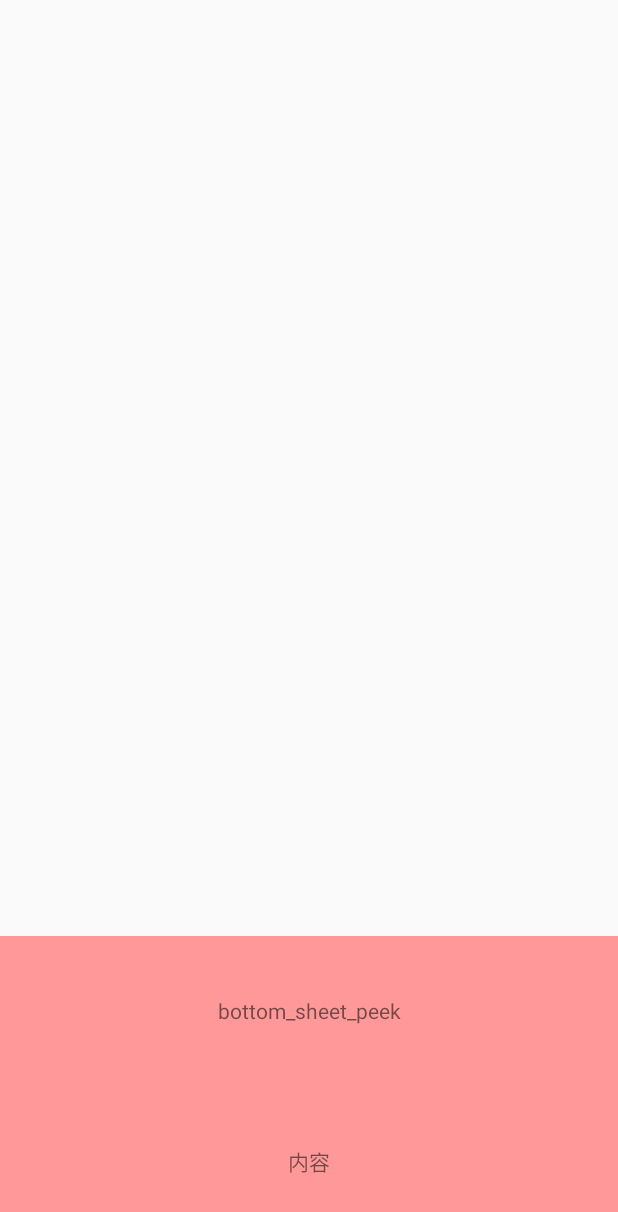
After one commit to zhao2017/DragContentLayout, an Android app: the BottomSheetDemoActivity screen opened directly, with no data from a screen before it, on a phone screen of 412 x 824 dp. The commit adds this screen. Shown: the top 1212 px of the screen. Run offline under Robolectric (Android 15) with nearby library versions, the phone set to English and light mode, and no system bars; our stand-ins replace ButterKnife; 1 statement that could not run was skipped.

Commit message:
Android Bottom Sheet

```diff
--- a/app/build.gradle
+++ b/app/build.gradle
@@ -21,8 +21,13 @@ android {
 dependencies {
     implementation fileTree(dir: 'libs', include: ['*.jar'])
     implementation 'com.android.support:appcompat-v7:28.0.0'
+    implementation 'com.android.support:design:28.0.0'
     implementation 'com.android.support.constraint:constraint-layout:1.1.3'
     testImplementation 'junit:junit:4.12'
     androidTestImplementation 'com.android.support.test:runner:1.0.2'
     androidTestImplementation 'com.android.support.test.espresso:espresso-core:3.0.2'
+    //ButterKnife
+    implementation 'com.jakewharton:butterknife:8.8.1'
+
+    annotationProcessor 'com.jakewharton:butterknife-compiler:8.8.1'
 }
--- a/app/src/main/AndroidManifest.xml
+++ b/app/src/main/AndroidManifest.xml
@@ -16,6 +16,7 @@
                 <category android:name="android.intent.category.LAUNCHER" />
             </intent-filter>
         </activity>
+        <activity android:name=".BottomSheetDemoActivity"/>
     </application>
 
 </manifest>
--- /dev/null
+++ b/app/src/main/java/test/com/zh/dragcontentlayout/BottomSheetDemoActivity.java
@@ -0,0 +1,126 @@
+package test.com.zh.dragcontentlayout;
+
+import android.app.Activity;
+import android.content.Context;
+import android.content.Intent;
+import android.os.Bundle;
+import android.support.annotation.NonNull;
+import android.support.design.widget.BottomSheetBehavior;
+import android.support.v7.widget.LinearLayoutManager;
+import android.support.v7.widget.RecyclerView;
+import android.util.Log;
+import android.view.View;
+import android.view.ViewGroup;
+import android.widget.LinearLayout;
+import android.widget.TextView;
+
+import java.util.ArrayList;
+import java.util.List;
+
+import butterknife.BindView;
+import butterknife.ButterKnife;
+
+/**
+ * 创建日期：2019/4/1
+ * 描述:
+ *
+ * @author: zhaoh
+ */
+public class BottomSheetDemoActivity extends Activity {
+
+    private static final String TAG = BottomSheetDemoActivity.class.getSimpleName();
+    @BindView(R.id.recycerview)
+    RecyclerView recycerview;
+    @BindView(R.id.ll_bottom_sheet)
+    LinearLayout llBottomSheet;
+
+    private List<String> mList = new ArrayList<>();
+
+    public static void navToActivity(Context context) {
+        Intent intent = new Intent(context, BottomSheetDemoActivity.class);
+        context.startActivity(intent);
+    }
+
+    @Override
+    protected void onCreate(Bundle savedInstanceState) {
+        super.onCreate(savedInstanceState);
+        setContentView(R.layout.activity_two);
+        ButterKnife.bind(this);
+        initData();
+        initBottomSheet();
+        initView();
+    }
+
+    private void initData() {
+        for (int i = 0; i < 20; i++) {
+            mList.add("测试数据" + i);
+        }
+    }
+
+    private void initView() {
+        MyAdapter myAdapter = new MyAdapter(this,mList);
+        recycerview.setLayoutManager(new LinearLayoutManager(BottomSheetDemoActivity.this));
+        recycerview.setAdapter(myAdapter);
+    }
+
+    class MyAdapter extends RecyclerView.Adapter<MyAdapter.MyViewHolder> {
+
+        private Context mContext;
+        private List<String> mList;
+
+        public MyAdapter(Context context, List<String> list) {
+            this.mContext = context;
+            this.mList = list;
+        }
+
+        @Override
+        public MyViewHolder onCreateViewHolder(@NonNull ViewGroup viewGroup, int i) {
+            View inflate = View.inflate(mContext, R.layout.layout_item, null);
+            MyViewHolder myViewHolder = new MyViewHolder(inflate);
+            return myViewHolder;
+        }
+
+        @Override
+        public void onBindViewHolder(@NonNull MyViewHolder holder, int i) {
+            holder.tvConent.setText(mList.get(i));
+        }
+
+        @Override
+        public int getItemCount() {
+            return mList.size();
+        }
+        class MyViewHolder extends RecyclerView.ViewHolder {
+            private TextView tvConent;
+            public MyViewHolder(View itemView) {
+                super(itemView);
+                tvConent = itemView.findViewById(R.id.tv_content);
+            }
+        }
+    }
+
+
+    private void initBottomSheet() {
+        LinearLayout view = findViewById(R.id.ll_bottom_sheet);
+        final BottomSheetBehavior<LinearLayout> bottomSheetBehavior = BottomSheetBehavior.from(view);
+        bottomSheetBehavior.setState(BottomSheetBehavior.STATE_DRAGGING);
+        bottomSheetBehavior.setPeekHeight(300);
+        bottomSheetBehavior.setBottomSheetCallback(new BottomSheetBehavior.BottomSheetCallback() {
+            @Override
+            public void onStateChanged(@NonNull View view, int i) {
+              /*  public static final int STATE_DRAGGING = 1;   过渡状态
+                public static final int STATE_SETTLING = 2;  视图从脱离手指自由滑动到最终停下的这一小段时间
+                public static final int STATE_EXPANDED = 3;
+                public static final int STATE_COLLAPSED = 4;
+                public static final int STATE_HIDDEN = 5;
+                public static final int STATE_HALF_EXPANDED = 6;*/
+                Log.i(TAG, "i==" + i);
+            }
+
+            @Override
+            public void onSlide( View view, float slideOffset) {
+                Log.i(TAG,"v=="+slideOffset);
+            }
+        });
+
+    }
+}
--- /dev/null
+++ b/app/src/main/res/layout/activity_two.xml
@@ -0,0 +1,9 @@
+<?xml version="1.0" encoding="utf-8"?>
+<android.support.design.widget.CoordinatorLayout xmlns:android="http://schemas.android.com/apk/res/android"
+    android:layout_width="match_parent"
+    android:layout_height="match_parent">
+
+    <include
+        layout="@layout/bottom_sheet"/>
+
+</android.support.design.widget.CoordinatorLayout>
--- /dev/null
+++ b/app/src/main/res/layout/bottom_sheet.xml
@@ -0,0 +1,28 @@
+<?xml version="1.0" encoding="utf-8"?>
+<LinearLayout xmlns:android="http://schemas.android.com/apk/res/android"
+    xmlns:app="http://schemas.android.com/apk/res-auto"
+    android:id="@+id/ll_bottom_sheet"
+    android:layout_width="match_parent"
+    android:layout_height="match_parent"
+    android:background="#f99"
+    android:orientation="vertical"
+    app:layout_behavior="android.support.design.widget.BottomSheetBehavior">
+
+    <TextView
+        android:layout_width="match_parent"
+        android:layout_height="100dp"
+        android:gravity="center"
+        android:text="bottom_sheet_peek" />
+
+    <TextView
+        android:layout_width="match_parent"
+        android:layout_height="100dp"
+        android:gravity="center"
+        android:text="内容" />
+
+    <android.support.v7.widget.RecyclerView
+        android:id="@+id/recycerview"
+        android:layout_width="match_parent"
+        android:layout_height="wrap_content"/>
+
+</LinearLayout>
```
Also changed, not shown: app/src/main/java/test/com/zh/dragcontentlayout/MainActivity.java (+5 -0 lines), app/src/main/res/layout/activity_main.xml (+7 -0 lines), app/src/main/res/layout/layout_item.xml (added, +15 -0 lines).
